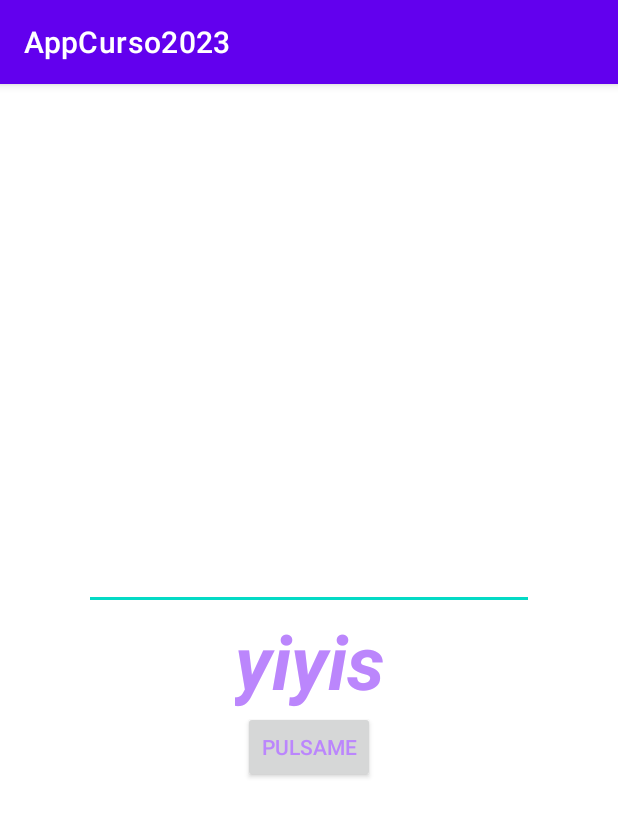
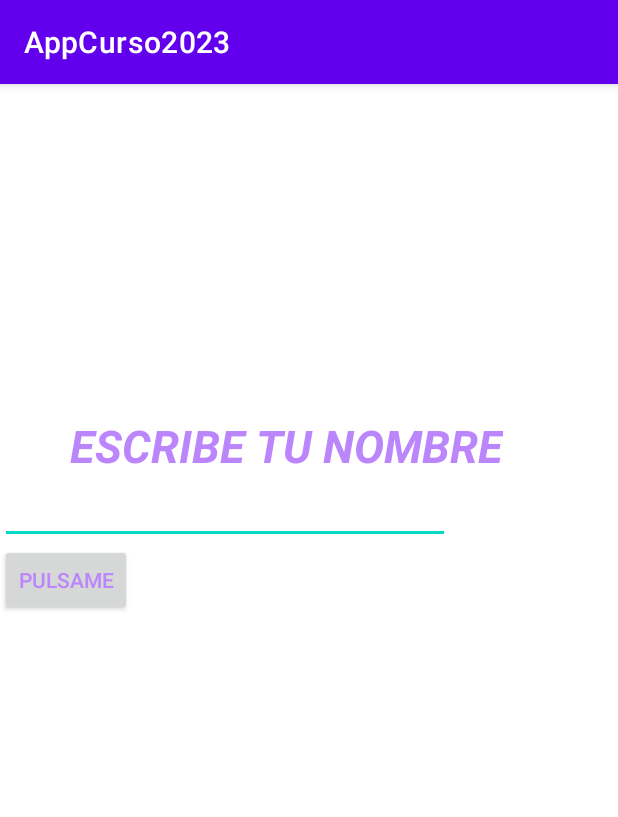
Before and after one commit to DeyvisDev/AppCurso2023, an Android app: the screen it shows after launch (MainActivity), on a phone screen of 412 x 824 dp. Shown: the top 817 px of the screen. Run offline under Robolectric (Android 15) with nearby library versions, the phone set to English and light mode, and no system bars.

```diff
--- a/app/build.gradle
+++ b/app/build.gradle
@@ -38,6 +38,8 @@ dependencies {
     implementation 'androidx.appcompat:appcompat:1.6.1'
     implementation 'com.google.android.material:material:1.9.0'
     implementation 'androidx.constraintlayout:constraintlayout:2.1.4'
+    implementation 'com.android.support:appcompat-v7:28.0.0'
+    implementation 'com.android.support.constraint:constraint-layout:2.0.4'
     testImplementation 'junit:junit:4.13.2'
     androidTestImplementation 'androidx.test.ext:junit:1.1.5'
     androidTestImplementation 'androidx.test.espresso:espresso-core:3.5.1'
--- a/app/src/main/res/layout/activity_main.xml
+++ b/app/src/main/res/layout/activity_main.xml
@@ -11,14 +11,16 @@
         android:id="@+id/textView"
         android:layout_width="wrap_content"
         android:layout_height="wrap_content"
-        android:text="yiyis"
+        android:text="ESCRIBE TU NOMBRE"
         android:textColor="@color/purple_200"
-        android:textSize="50dp"
+        android:textSize="30dp"
         android:textStyle="bold|italic"
         app:layout_constraintBottom_toBottomOf="parent"
         app:layout_constraintEnd_toEndOf="parent"
+        app:layout_constraintHorizontal_bias="0.379"
         app:layout_constraintStart_toStartOf="parent"
-        app:layout_constraintTop_toTopOf="parent" />
+        app:layout_constraintTop_toTopOf="parent"
+        app:layout_constraintVertical_bias="0.303" />
 
     <androidx.appcompat.widget.AppCompatButton
         android:id="@+id/btnP"
@@ -26,19 +28,17 @@
         android:layout_height="wrap_content"
         android:text="PULSAME"
         android:textColor="@color/purple_200"
-        app:layout_constraintEnd_toEndOf="parent"
-        app:layout_constraintStart_toStartOf="parent"
-        app:layout_constraintTop_toBottomOf="@+id/textView" />
+        app:layout_constraintTop_toBottomOf="@+id/etname"
+        tools:layout_editor_absoluteX="139dp" />
 
     <androidx.appcompat.widget.AppCompatEditText
         android:id="@+id/etname"
         android:layout_width="300dp"
         android:layout_height="wrap_content"
+        android:maxLines="1"
         android:singleLine="true"
-        android:maxLines="1"
-        app:layout_constraintBottom_toTopOf="@+id/textView"
-        app:layout_constraintEnd_toEndOf="parent"
-        app:layout_constraintStart_toStartOf="parent" />
+        app:layout_constraintTop_toBottomOf="@+id/textView"
+        tools:layout_editor_absoluteX="34dp" />
 
 
 </androidx.constraintlayout.widget.ConstraintLayout>
```
Also changed, not shown: app/src/main/AndroidManifest.xml (+7 -0 lines), app/src/main/java/com/example/appcurso2023/MainActivity.kt (+8 -1 lines), app/src/main/java/com/example/appcurso2023/ReultActivity.kt (added, +20 -0 lines), app/src/main/res/layout/activity_reult.xml (added, +18 -0 lines).
